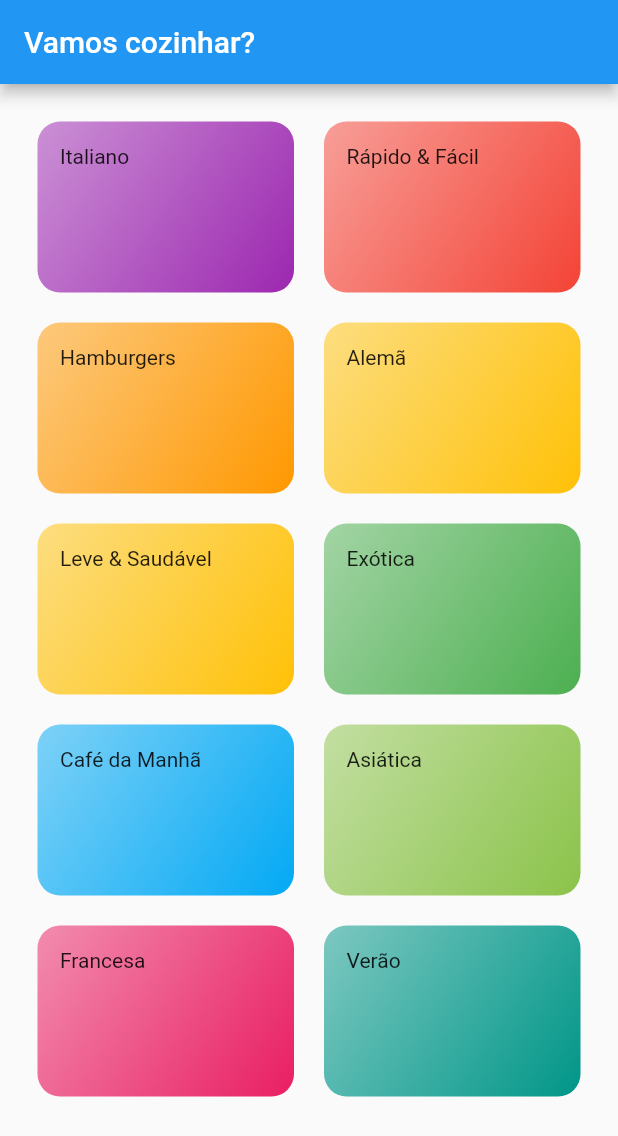
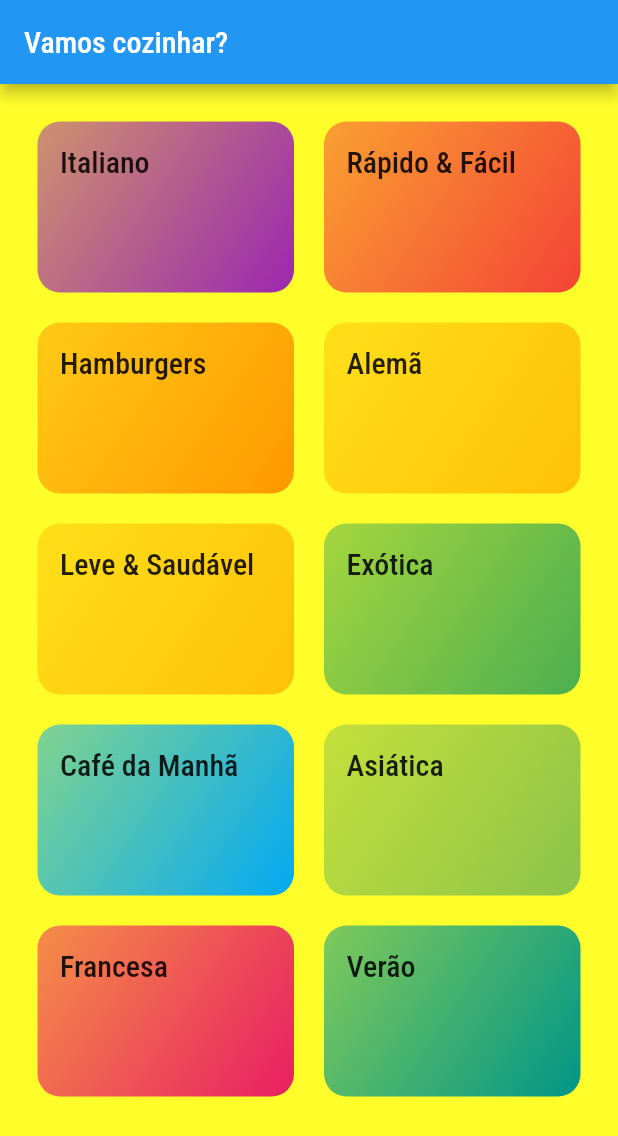
Before and after one commit to samueljml/recipe_app, a Flutter app: the screen it shows after launch, on a phone screen of 412 x 824 dp. Shown: the top 1136 px of the screen. Run offline on Flutter 3.47's test engine with Material 2 defaults, Android fonts, the phone set to English and light mode, and no system bars.

Commit message:
Set app ThemeData and add theme to category

```diff
--- a/lib/components/category_item.dart
+++ b/lib/components/category_item.dart
@@ -10,7 +10,10 @@ class CategoryItem extends StatelessWidget {
   Widget build(BuildContext context) {
     return Container(
       padding: const EdgeInsets.all(15),
-      child: Text(category.title),
+      child: Text(
+        category.title,
+        style: Theme.of(context).textTheme.headline6,
+      ),
       decoration: BoxDecoration(
         borderRadius: BorderRadius.circular(15),
         gradient: LinearGradient(
--- a/lib/main.dart
+++ b/lib/main.dart
@@ -12,6 +12,12 @@ class MyApp extends StatelessWidget {
       title: 'DeliMeals',
       theme: ThemeData(
         primarySwatch: Colors.blue,
+        fontFamily: "Raleway",
+        canvasColor: const Color.fromRGBO(255, 254, 299, 1),
+        textTheme: ThemeData.light().textTheme.copyWith(
+              headline6:
+                  const TextStyle(fontSize: 20, fontFamily: "RobotoCondensed"),
+            ),
       ),
       home: const Categories(),
     );
```
